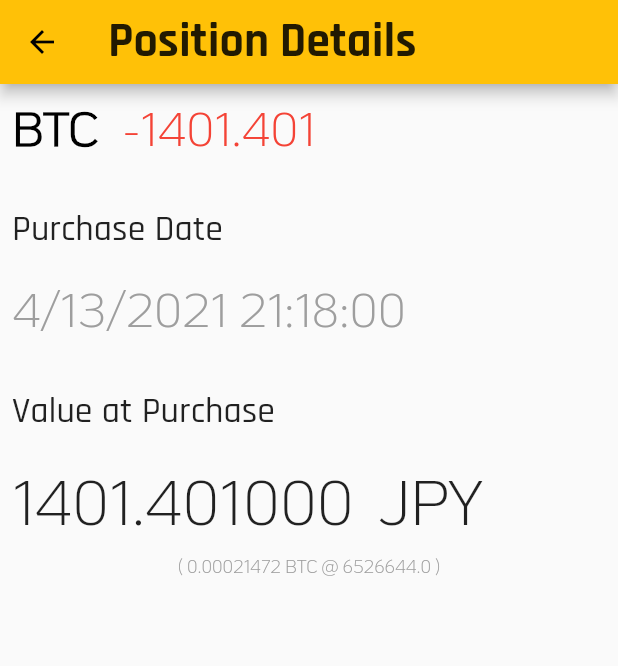
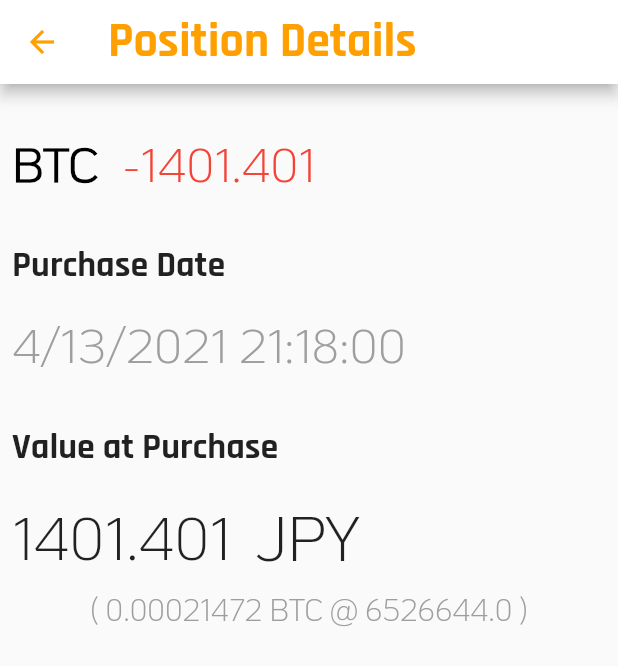
Before and after one commit to calbert1209/guldfasan, a Flutter app: the screen it shows after launch, after a tap on an icon or button, on a phone screen of 412 x 824 dp. Shown: the top 666 px of the screen. Run offline on Flutter 3.47's test engine with Material 2 defaults, Android fonts, the phone set to English and light mode, and no system bars; our stand-ins replace sqflite; accounts and stored records are empty.

Commit message:
remove background color from AppBar

```diff
--- a/lib/pages/postion_details_page.dart
+++ b/lib/pages/postion_details_page.dart
@@ -12,8 +12,12 @@ class PositionDetailsPage extends StatelessWidget {
   Widget build(BuildContext context) {
     return Scaffold(
       appBar: AppBar(
+        backgroundColor: Colors.white,
         leading: IconButton(
-          icon: Icon(Icons.arrow_back),
+          icon: Icon(
+            Icons.arrow_back,
+            color: Colors.amber.shade700,
+          ),
           onPressed: () => Navigator.pop(
             context,
             this.position,
@@ -25,6 +29,7 @@ class PositionDetailsPage extends StatelessWidget {
             fontFamily: 'Rajdhani',
             fontWeight: FontWeight.w700,
             fontSize: 32,
+            color: Colors.amber.shade700,
           ),
         ),
       ),
@@ -33,9 +38,13 @@ class PositionDetailsPage extends StatelessWidget {
         mainAxisSize: MainAxisSize.min,
         children: <Widget>[
           DetailsHeader(position: position, currentPrice: currentPrice),
-          SectionLabel(text: 'Purchase Date'),
+          SectionLabel(
+            text: 'Purchase Date',
+          ),
           PurchaseDateLabel(dateTime: position.dateTime),
-          SectionLabel(text: 'Value at Purchase'),
+          SectionLabel(
+            text: 'Value at Purchase',
+          ),
           PurchaseValue(position: position),
           PurchaseValueBreakDown(position: position)
         ],
@@ -60,11 +69,11 @@ class PurchaseValue extends StatelessWidget {
         Padding(
           padding: EdgeInsets.all(8.0),
           child: Text(
-            valueAtPurchase.toStringAsFixed(6),
+            valueAtPurchase.toStringAsFixed(3),
             style: TextStyle(
               fontFamily: 'KoHo',
               fontWeight: FontWeight.w500,
-              fontSize: 42.0,
+              fontSize: 40.0,
             ),
           ),
         ),
@@ -109,7 +118,7 @@ class PurchaseValueBreakDown extends StatelessWidget {
           style: TextStyle(
             fontFamily: 'KoHo',
             fontWeight: FontWeight.w300,
-            fontSize: 12.0,
+            fontSize: 20.0,
             color: Colors.grey,
           ),
         );
@@ -136,7 +145,7 @@ class SectionLabel extends StatelessWidget {
             text,
             style: const TextStyle(
               fontFamily: 'Rajdhani',
-              fontWeight: FontWeight.w300,
+              fontWeight: FontWeight.w700,
               fontSize: 24.0,
             ),
           ),
@@ -189,7 +198,7 @@ class DetailsHeader extends StatelessWidget {
 
   final String family = "KoHo";
   final double size = 32.0;
-  final EdgeInsets padding = EdgeInsets.all(8.0);
+  final EdgeInsets padding = EdgeInsets.fromLTRB(8.0, 32.0, 8.0, 8.0);
 
   @override
   Widget build(BuildContext context) {
--- a/lib/widgets/home_page.dart
+++ b/lib/widgets/home_page.dart
@@ -16,12 +16,15 @@ class HomePage extends StatelessWidget {
     final appState = Provider.of<AppState>(context);
     return Scaffold(
       appBar: AppBar(
+        backgroundColor: Colors.white,
+        foregroundColor: Colors.amber.shade700,
         title: Text(
           title,
           style: TextStyle(
             fontFamily: 'Rajdhani',
             fontWeight: FontWeight.w700,
             fontSize: 32,
+            color: Colors.amber.shade700,
           ),
         ),
       ),
--- a/lib/widgets/position_collection_display.dart
+++ b/lib/widgets/position_collection_display.dart
@@ -78,9 +78,9 @@ class PositionDisplay extends StatelessWidget {
     final diff = (currentPrice - position.price) * position.units;
     var diffColor = Colors.black;
     if (diff < 0) {
-      diffColor = Colors.red;
+      diffColor = Color.fromARGB(204, 217, 45, 11);
     } else if (diff > 0) {
-      diffColor = Colors.green;
+      diffColor = Color.fromARGB(204, 141, 217, 87);
     }
     final dateFormat = DateFormat.yMd('en_us');
     final dateString = dateFormat.format(position.dateTime);
@@ -89,10 +89,11 @@ class PositionDisplay extends StatelessWidget {
         Navigator.push<Position>(
           context,
           MaterialPageRoute(
-              builder: (context) => PositionDetailsPage(
-                    position: position,
-                    currentPrice: currentPrice,
-                  )),
+            builder: (context) => PositionDetailsPage(
+              position: position,
+              currentPrice: currentPrice,
+            ),
+          ),
         ).then((data) => print(data?.toMap().toString()));
       },
       child: Padding(
```
